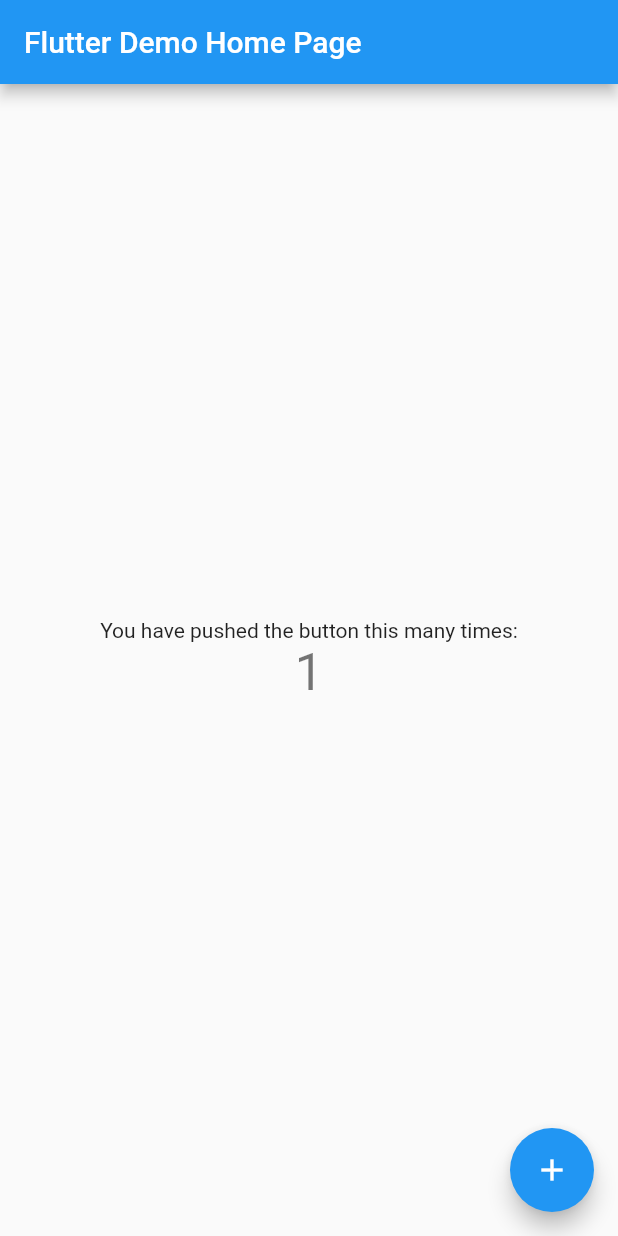
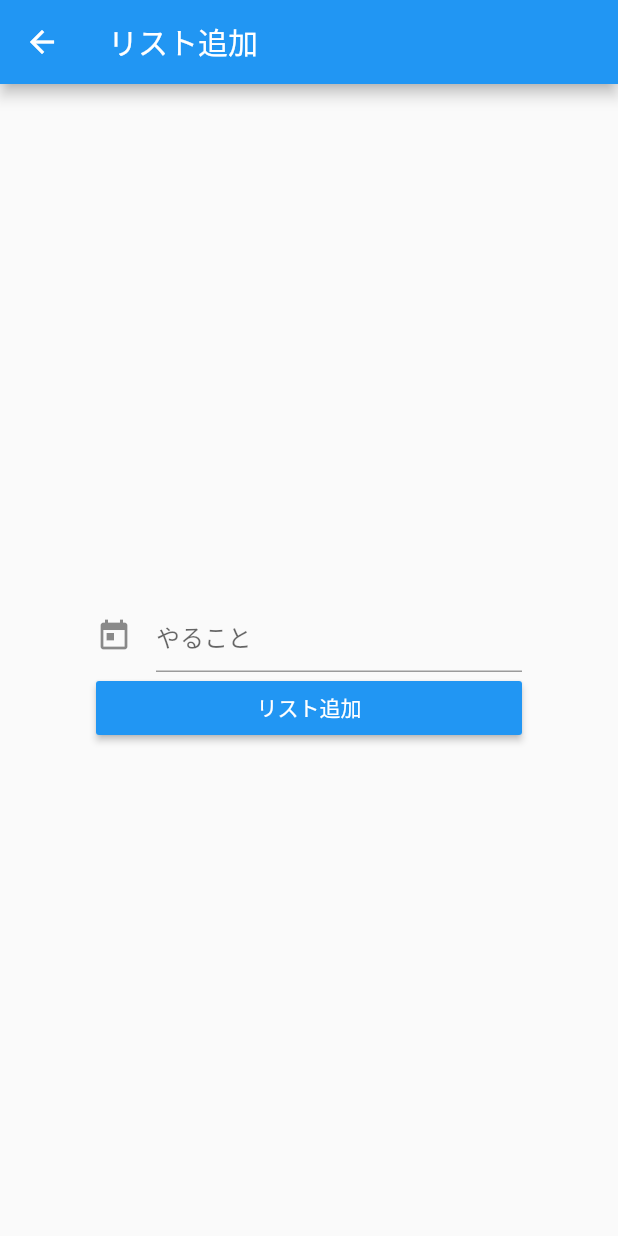
Before and after one commit to yuki-katayama/Flutter_todo, a Flutter app: the screen it shows after launch, after a tap on the "add" icon, on a phone screen of 412 x 824 dp. Run offline on Flutter 3.47's test engine with Material 2 defaults, Android fonts, the phone set to English and light mode, and no system bars.

Commit message:
Line up datalist

```diff
--- a/lib/main.dart
+++ b/lib/main.dart
@@ -1,4 +1,5 @@
 import 'package:flutter/material.dart';
+import 'package:flutter_todo/todo_add_page.dart';
 
 void main() {
   runApp(MyApp());
@@ -11,107 +12,53 @@ class MyApp extends StatelessWidget {
     return MaterialApp(
       title: 'Flutter Demo',
       theme: ThemeData(
-        // This is the theme of your application.
-        //
-        // Try running your application with "flutter run". You'll see the
-        // application has a blue toolbar. Then, without quitting the app, try
-        // changing the primarySwatch below to Colors.green and then invoke
-        // "hot reload" (press "r" in the console where you ran "flutter run",
-        // or simply save your changes to "hot reload" in a Flutter IDE).
-        // Notice that the counter didn't reset back to zero; the application
-        // is not restarted.
         primarySwatch: Colors.blue,
-        // This makes the visual density adapt to the platform that you run
-        // the app on. For desktop platforms, the controls will be smaller and
-        // closer together (more dense) than on mobile platforms.
         visualDensity: VisualDensity.adaptivePlatformDensity,
       ),
-      home: MyHomePage(title: 'Flutter Demo Home Page'),
+      home: TodoListPage(),
     );
   }
 }
 
-class MyHomePage extends StatefulWidget {
-  MyHomePage({Key key, this.title}) : super(key: key);
+class TodoListPage extends StatefulWidget{
+  @override
+  _TodoListPage createState() => _TodoListPage();
 
-  // This widget is the home page of your application. It is stateful, meaning
-  // that it has a State object (defined below) that contains fields that affect
-  // how it looks.
-
-  // This class is the configuration for the state. It holds the values (in this
-  // case the title) provided by the parent (in this case the App widget) and
-  // used by the build method of the State. Fields in a Widget subclass are
-  // always marked "final".
-
-  final String title;
-
-  @override
-  _MyHomePageState createState() => _MyHomePageState();
 }
 
-class _MyHomePageState extends State<MyHomePage> {
-  int _counter = 0;
-
-  void _incrementCounter() {
-    setState(() {
-      // This call to setState tells the Flutter framework that something has
-      // changed in this State, which causes it to rerun the build method below
-      // so that the display can reflect the updated values. If we changed
-      // _counter without calling setState(), then the build method would not be
-      // called again, and so nothing would appear to happen.
-      _counter++;
-    });
-  }
+class _TodoListPage extends State {
+  List<String> todoList = [];
 
   @override
   Widget build(BuildContext context) {
-    // This method is rerun every time setState is called, for instance as done
-    // by the _incrementCounter method above.
-    //
-    // The Flutter framework has been optimized to make rerunning build methods
-    // fast, so that you can just rebuild anything that needs updating rather
-    // than having to individually change instances of widgets.
     return Scaffold(
       appBar: AppBar(
-        // Here we take the value from the MyHomePage object that was created by
-        // the App.build method, and use it to set our appbar title.
-        title: Text(widget.title),
+        title: Text("リスト一覧"),
       ),
-      body: Center(
-        // Center is a layout widget. It takes a single child and positions it
-        // in the middle of the parent.
-        child: Column(
-          // Column is also a layout widget. It takes a list of children and
-          // arranges them vertically. By default, it sizes itself to fit its
-          // children horizontally, and tries to be as tall as its parent.
-          //
-          // Invoke "debug painting" (press "p" in the console, choose the
-          // "Toggle Debug Paint" action from the Flutter Inspector in Android
-          // Studio, or the "Toggle Debug Paint" command in Visual Studio Code)
-          // to see the wireframe for each widget.
-          //
-          // Column has various properties to control how it sizes itself and
-          // how it positions its children. Here we use mainAxisAlignment to
-          // center the children vertically; the main axis here is the vertical
-          // axis because Columns are vertical (the cross axis would be
-          // horizontal).
-          mainAxisAlignment: MainAxisAlignment.center,
-          children: <Widget>[
-            Text(
-              'You have pushed the button this many times:',
+      body: ListView.builder(
+        itemCount: todoList.length,
+        itemBuilder: (context, index) {
+          return Card(
+            child: ListTile(
+              title: Text(todoList[index]),
             ),
-            Text(
-              '$_counter',
-              style: Theme.of(context).textTheme.headline4,
-            ),
-          ],
-        ),
+          );
+        },
       ),
-      floatingActionButton: FloatingActionButton(
-        onPressed: _incrementCounter,
-        tooltip: 'Increment',
+      floatingActionButton:FloatingActionButton(
+        onPressed: () async {
+          String newText = await Navigator.push(
+            context,
+            MaterialPageRoute(builder: (context) => TodoAddPage()),
+          );
+          if (newText != null){
+            setState(() {
+              todoList.add(newText);
+            });
+          }
+          },
         child: Icon(Icons.add),
-      ), // This trailing comma makes auto-formatting nicer for build methods.
+      ),
     );
   }
 }
--- /dev/null
+++ b/lib/todo_add_page.dart
@@ -0,0 +1,60 @@
+import 'package:flutter/material.dart';
+
+class TodoAddPage extends StatefulWidget
+{
+  @override
+  _TodoAddPage createState() => _TodoAddPage();
+}
+
+class _TodoAddPage extends State{
+  String _text = '';
+
+  @override
+  Widget build(BuildContext context) {
+    return Scaffold(
+      appBar: AppBar(
+        title: Text("リスト追加"),
+      ),
+      body: Container(
+        padding: EdgeInsets.all(64),
+        child: Column(
+          mainAxisAlignment: MainAxisAlignment.center,
+          children: [
+            Text(_text,
+                style: TextStyle(
+                  color: Colors.blue,
+                ),
+            ),
+            TextField(
+              decoration: InputDecoration(
+                hintText:"やること",
+                icon: Icon(Icons.today)
+              ),
+              onChanged: (String value) {
+                // データが変更したことを知らせる（画面を更新する）
+                setState(() {
+                  // データを変更
+                  _text = value;
+                });
+              },
+            ),
+            Container(
+              width: double.infinity,
+              child: RaisedButton(
+                color: Colors.blue,
+                  onPressed: () async {
+                    Navigator.of(context).pop(_text);
+                  },
+                  child: Text('リスト追加',
+                      style: TextStyle(
+                          color: Colors.white
+                      )
+                  )
+              ),
+            )
+          ],
+        ),
+      ),
+    );
+  }
+}
```
